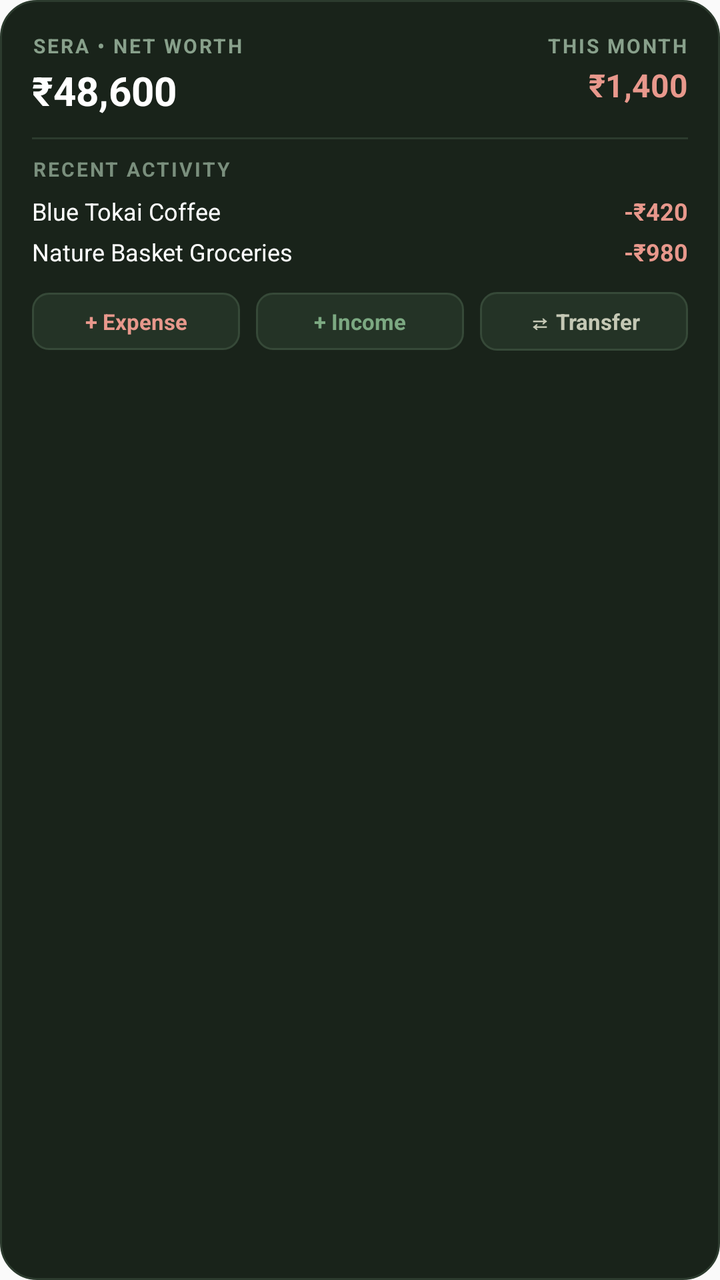
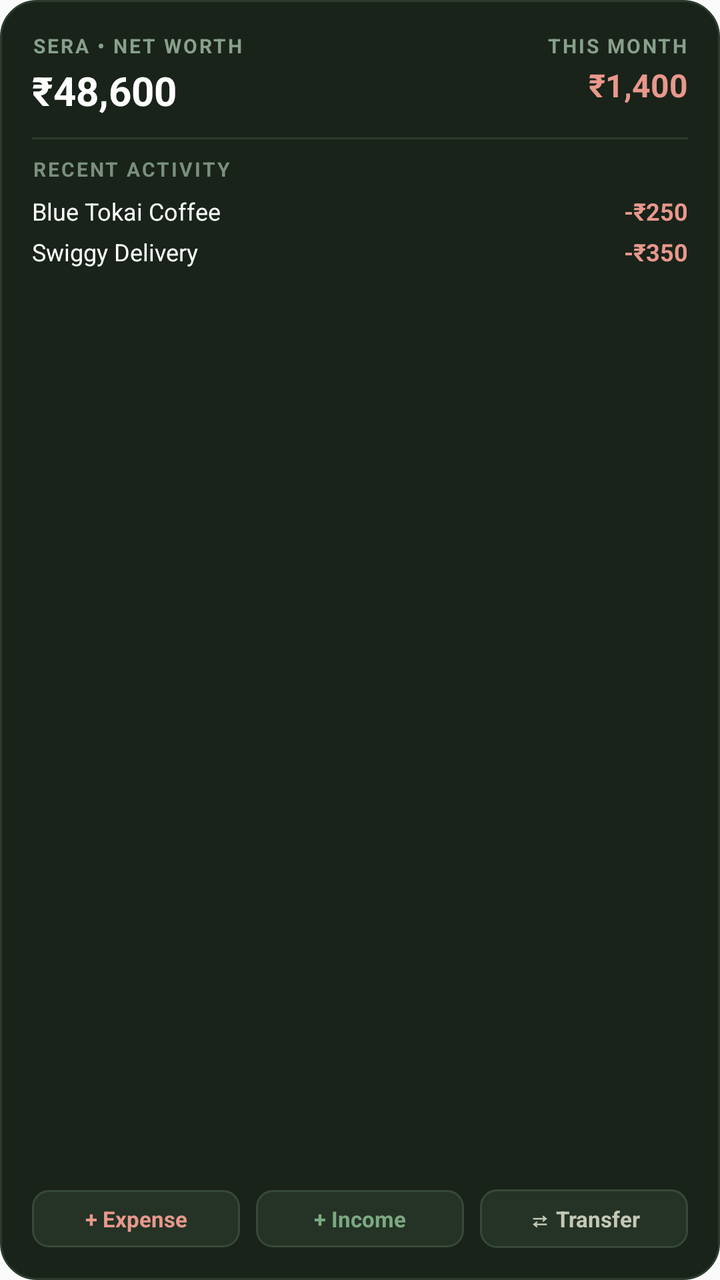

Before-and-after screenshots of an Android layout around one commit, followed by the original layout XML and the change that was made.
<!-- AndroidManifest.xml: application theme AppTheme -->
<!-- res/layout/sera_widget_dashboard.xml -->
<?xml version="1.0" encoding="utf-8"?>
<LinearLayout xmlns:android="http://schemas.android.com/apk/res/android"
    android:id="@+id/widget_dashboard_root"
    android:layout_width="match_parent"
    android:layout_height="match_parent"
    android:background="@drawable/widget_card_bg"
    android:orientation="vertical"
    android:padding="16dp">

    
    <LinearLayout
        android:layout_width="match_parent"
        android:layout_height="wrap_content"
        android:orientation="horizontal">

        <LinearLayout
            android:layout_width="0dp"
            android:layout_height="wrap_content"
            android:layout_weight="1"
            android:orientation="vertical">

            <TextView
                android:layout_width="wrap_content"
                android:layout_height="wrap_content"
                android:letterSpacing="0.1"
                android:text="SERA • NET WORTH"
                android:textColor="#88A08B"
                android:textSize="10sp"
                android:textStyle="bold" />

            <TextView
                android:id="@+id/widget_dash_net_worth"
                android:layout_width="wrap_content"
                android:layout_height="wrap_content"
                android:layout_marginTop="2dp"
                android:text="₹48,600"
                android:textColor="#FFFFFF"
                android:textSize="20sp"
                android:textStyle="bold" />
        </LinearLayout>

        <LinearLayout
            android:layout_width="wrap_content"
            android:layout_height="wrap_content"
            android:gravity="end"
            android:orientation="vertical">

            <TextView
                android:layout_width="wrap_content"
                android:layout_height="wrap_content"
                android:letterSpacing="0.1"
                android:text="THIS MONTH"
                android:textColor="#88A08B"
                android:textSize="10sp"
                android:textStyle="bold" />

            <TextView
                android:id="@+id/widget_dash_spent"
                android:layout_width="wrap_content"
                android:layout_height="wrap_content"
                android:layout_marginTop="2dp"
                android:text="₹1,400"
                android:textColor="#E8988C"
                android:textSize="16sp"
                android:textStyle="bold" />
        </LinearLayout>
    </LinearLayout>

    <View
        android:layout_width="match_parent"
        android:layout_height="1dp"
        android:layout_marginTop="10dp"
        android:layout_marginBottom="8dp"
        android:background="#2C3B2E" />

    
    <TextView
        android:layout_width="wrap_content"
        android:layout_height="wrap_content"
        android:letterSpacing="0.1"
        android:text="RECENT ACTIVITY"
        android:textColor="#7A8F7D"
        android:textSize="10sp"
        android:textStyle="bold" />

    <LinearLayout
        android:layout_width="match_parent"
        android:layout_height="wrap_content"
        android:layout_marginTop="6dp"
        android:orientation="horizontal">

        <TextView
            android:id="@+id/widget_dash_tx_name_1"
            android:layout_width="0dp"
            android:layout_height="wrap_content"
            android:layout_weight="1"
            android:ellipsize="end"
            android:maxLines="1"
            android:text="Blue Tokai Coffee"
            android:textColor="#FFFFFF"
            android:textSize="12sp" />

        <TextView
            android:id="@+id/widget_dash_tx_amt_1"
            android:layout_width="wrap_content"
            android:layout_height="wrap_content"
            android:text="-₹420"
            android:textColor="#E8988C"
            android:textSize="12sp"
            android:textStyle="bold" />
    </LinearLayout>

    <LinearLayout
        android:layout_width="match_parent"
        android:layout_height="wrap_content"
        android:layout_marginTop="4dp"
        android:orientation="horizontal">

        <TextView
            android:id="@+id/widget_dash_tx_name_2"
            android:layout_width="0dp"
            android:layout_height="wrap_content"
            android:layout_weight="1"
            android:ellipsize="end"
            android:maxLines="1"
            android:text="Nature Basket Groceries"
            android:textColor="#FFFFFF"
            android:textSize="12sp" />

        <TextView
            android:id="@+id/widget_dash_tx_amt_2"
            android:layout_width="wrap_content"
            android:layout_height="wrap_content"
            android:text="-₹980"
            android:textColor="#E8988C"
            android:textSize="12sp"
            android:textStyle="bold" />
    </LinearLayout>

    
    <LinearLayout
        android:layout_width="match_parent"
        android:layout_height="wrap_content"
        android:layout_marginTop="12dp"
        android:orientation="horizontal">

        <TextView
            android:id="@+id/btn_dash_expense"
            android:layout_width="0dp"
            android:layout_height="wrap_content"
            android:layout_weight="1"
            android:background="@drawable/widget_button_bg"
            android:gravity="center"
            android:paddingTop="7dp"
            android:paddingBottom="7dp"
            android:text="+ Expense"
            android:textColor="#E8988C"
            android:textSize="11sp"
            android:textStyle="bold" />

        <TextView
            android:id="@+id/btn_dash_income"
            android:layout_width="0dp"
            android:layout_height="wrap_content"
            android:layout_marginStart="8dp"
            android:layout_weight="1"
            android:background="@drawable/widget_button_bg"
            android:gravity="center"
            android:paddingTop="7dp"
            android:paddingBottom="7dp"
            android:text="+ Income"
            android:textColor="#7CA982"
            android:textSize="11sp"
            android:textStyle="bold" />

        <TextView
            android:id="@+id/btn_dash_transfer"
            android:layout_width="0dp"
            android:layout_height="wrap_content"
            android:layout_marginStart="8dp"
            android:layout_weight="1"
            android:background="@drawable/widget_button_bg"
            android:gravity="center"
            android:paddingTop="7dp"
            android:paddingBottom="7dp"
            android:text="⇄ Transfer"
            android:textColor="#C5C8B5"
            android:textSize="11sp"
            android:textStyle="bold" />
    </LinearLayout>
</LinearLayout>
<!-- resources referenced by this layout -->
<resources>
  <!-- drawable widget_button_bg (drawable) -->
  <?xml version="1.0" encoding="utf-8"?>
  <shape xmlns:android="http://schemas.android.com/apk/res/android"
      android:shape="rectangle">
      <solid android:color="#243326" />
      <corners android:radius="8dp" />
      <stroke
          android:width="1dp"
          android:color="#364938" />
  </shape>
  <!-- drawable widget_card_bg (drawable) -->
  <?xml version="1.0" encoding="utf-8"?>
  <shape xmlns:android="http://schemas.android.com/apk/res/android"
      android:shape="rectangle">
      <solid android:color="#19231A" />
      <corners android:radius="18dp" />
      <stroke
          android:width="1dp"
          android:color="#2C3B2E" />
  </shape>
  <style name="AppTheme" parent="Theme.AppCompat.DayNight.NoActionBar">
          
          <item name="android:editTextBackground">@drawable/rn_edit_text_material</item>
      </style>
  <!-- drawable rn_edit_text_material (drawable) -->
  <?xml version="1.0" encoding="utf-8"?>
  <inset xmlns:android="http://schemas.android.com/apk/res/android"
         android:insetLeft="@dimen/abc_edit_text_inset_horizontal_material"
         android:insetRight="@dimen/abc_edit_text_inset_horizontal_material"
         android:insetTop="@dimen/abc_edit_text_inset_top_material"
         android:insetBottom="@dimen/abc_edit_text_inset_bottom_material"
         >
  
      <selector>
          
          <item android:state_enabled="false" android:drawable="@drawable/abc_textfield_default_mtrl_alpha"/>
          <item android:drawable="@drawable/abc_textfield_activated_mtrl_alpha"/>
      </selector>
  
  </inset>
</resources>

<!-- the commit's change to res/layout/sera_widget_dashboard.xml (unified diff, before → after) -->
@@ -22,7 +22,9 @@
             <TextView
                 android:layout_width="wrap_content"
                 android:layout_height="wrap_content"
+                android:ellipsize="end"
                 android:letterSpacing="0.1"
+                android:maxLines="1"
                 android:text="SERA • NET WORTH"
                 android:textColor="#88A08B"
                 android:textSize="10sp"
@@ -48,7 +50,9 @@
             <TextView
                 android:layout_width="wrap_content"
                 android:layout_height="wrap_content"
+                android:ellipsize="end"
                 android:letterSpacing="0.1"
+                android:maxLines="1"
                 android:text="THIS MONTH"
                 android:textColor="#88A08B"
                 android:textSize="10sp"
@@ -77,7 +81,9 @@
     <TextView
         android:layout_width="wrap_content"
         android:layout_height="wrap_content"
+        android:ellipsize="end"
         android:letterSpacing="0.1"
+        android:maxLines="1"
         android:text="RECENT ACTIVITY"
         android:textColor="#7A8F7D"
         android:textSize="10sp"
@@ -104,7 +110,8 @@
             android:id="@+id/widget_dash_tx_amt_1"
             android:layout_width="wrap_content"
             android:layout_height="wrap_content"
-            android:text="-₹420"
+            android:maxLines="1"
+            android:text="-₹250"
             android:textColor="#E8988C"
             android:textSize="12sp"
             android:textStyle="bold" />
@@ -123,7 +130,7 @@
             android:layout_weight="1"
             android:ellipsize="end"
             android:maxLines="1"
-            android:text="Nature Basket Groceries"
+            android:text="Swiggy Delivery"
             android:textColor="#FFFFFF"
             android:textSize="12sp" />
 
@@ -131,17 +138,24 @@
             android:id="@+id/widget_dash_tx_amt_2"
             android:layout_width="wrap_content"
             android:layout_height="wrap_content"
-            android:text="-₹980"
+            android:maxLines="1"
+            android:text="-₹350"
             android:textColor="#E8988C"
             android:textSize="12sp"
             android:textStyle="bold" />
     </LinearLayout>
 
     
-    <LinearLayout
-        android:layout_width="match_parent"
-        android:layout_height="wrap_content"
-        android:layout_marginTop="12dp"
+    <View
+        android:layout_width="match_parent"
+        android:layout_height="0dp"
+        android:layout_weight="1" />
+
+    
+    <LinearLayout
+        android:layout_width="match_parent"
+        android:layout_height="wrap_content"
+        android:layout_marginTop="10dp"
         android:orientation="horizontal">
 
         <TextView
@@ -151,6 +165,7 @@
             android:layout_weight="1"
             android:background="@drawable/widget_button_bg"
             android:gravity="center"
+            android:maxLines="1"
             android:paddingTop="7dp"
             android:paddingBottom="7dp"
             android:text="+ Expense"
@@ -166,6 +181,7 @@
             android:layout_weight="1"
             android:background="@drawable/widget_button_bg"
             android:gravity="center"
+            android:maxLines="1"
             android:paddingTop="7dp"
             android:paddingBottom="7dp"
             android:text="+ Income"
@@ -181,6 +197,7 @@
             android:layout_weight="1"
             android:background="@drawable/widget_button_bg"
             android:gravity="center"
+            android:maxLines="1"
             android:paddingTop="7dp"
             android:paddingBottom="7dp"
             android:text="⇄ Transfer"
